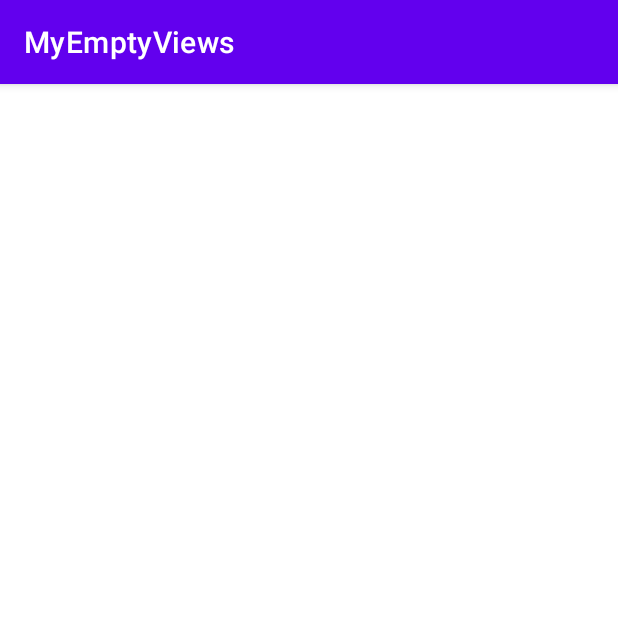
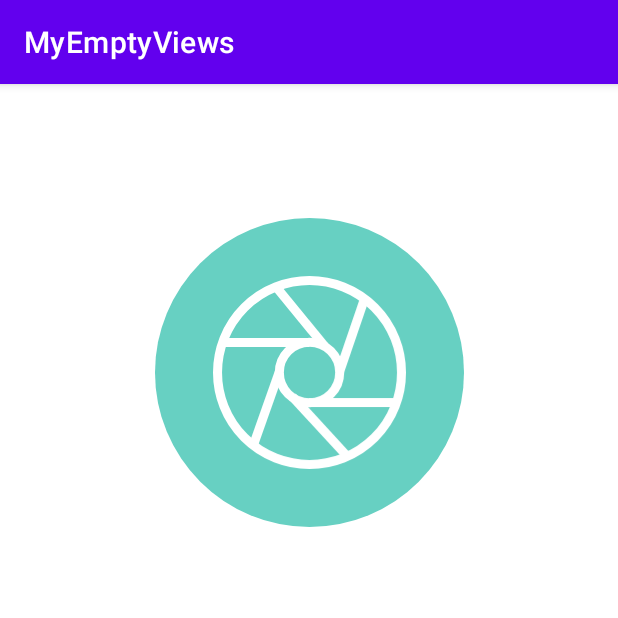
Before and after one commit to anddev404/MyEmptyViews, an Android app: the LoginActivity screen opened directly, with no data from a screen before it, on a phone screen of 412 x 824 dp, the top half of it. Run offline under Robolectric (Android 15) with nearby library versions, the phone set to English and light mode, and no system bars.

Commit message:
add main logo to activity_login.xml

```diff
--- /dev/null
+++ b/app/src/main/res/drawable/bg_circle.xml
@@ -0,0 +1,8 @@
+<?xml version="1.0" encoding="utf-8"?>
+<shape xmlns:android="http://schemas.android.com/apk/res/android"
+    android:width="32dp"
+    android:height="32dp"
+    android:shape="oval">
+
+    <solid android:color="@color/circle_color" />
+</shape>
--- /dev/null
+++ b/app/src/main/res/drawable/layer_list_login_image.xml
@@ -0,0 +1,14 @@
+<?xml version="1.0" encoding="utf-8"?>
+<layer-list xmlns:android="http://schemas.android.com/apk/res/android">
+    <item
+        android:width="256dp"
+        android:height="256dp"
+        android:drawable="@drawable/bg_circle"
+        android:gravity="center"></item>
+
+    <item
+        android:width="160dp"
+        android:height="160dp"
+        android:drawable="@drawable/vector_login_image"
+        android:gravity="center"></item>
+</layer-list>
--- /dev/null
+++ b/app/src/main/res/drawable/vector_login_image.xml
@@ -0,0 +1,52 @@
+<?xml version="1.0" encoding="utf-8"?>
+<vector xmlns:android="http://schemas.android.com/apk/res/android"
+    android:width="128dp"
+    android:height="128dp"
+    android:viewportWidth="128"
+    android:viewportHeight="128">
+    <path
+        android:fillColor="#00000000"
+        android:pathData="M3,64a61,61 0,1 0,122 0a61,61 0,1 0,-122 0z"
+        android:strokeWidth="6"
+        android:strokeColor="#ffffff" />
+    <path
+        android:fillColor="#00000000"
+        android:pathData="M44,64a20,20 0,1 0,40 0a20,20 0,1 0,-40 0z"
+        android:strokeWidth="6"
+        android:strokeColor="#ffffff" />
+    <path
+        android:fillColor="#00000000"
+        android:pathData="M63.52,83.89L120.5,83.89"
+        android:strokeWidth="6"
+        android:strokeColor="#ffffff" />
+    <path
+        android:fillColor="#00000000"
+        android:pathData="M63.89,44.05L7.43,44.05"
+        android:strokeWidth="6"
+        android:strokeColor="#ffffff" />
+    <path
+        android:fillColor="#00000000"
+        android:pathData="M83.82,63.82L99.98,16.64"
+        android:strokeWidth="6"
+        android:strokeColor="#ffffff" />
+    <path
+        android:fillColor="#00000000"
+        android:pathData="M43.97,63.44L27.05,111.38"
+        android:strokeWidth="6"
+        android:strokeColor="#ffffff" />
+    <path
+        android:fillColor="#00000000"
+        android:pathData="M73.86,46.34L42.65,8.18"
+        android:strokeWidth="6"
+        android:strokeColor="#ffffff" />
+    <path
+        android:fillColor="#00000000"
+        android:pathData="M52.62,79.98L88.52,119.08"
+        android:strokeWidth="6"
+        android:strokeColor="#ffffff" />
+    <path
+        android:fillColor="#00000000"
+        android:pathData="m151.15,108.51l0.57,0l0.18,-0.54l0.18,0.54l0.57,0l-0.46,0.33l0.18,0.54l-0.46,-0.33l-0.46,0.33l0.18,-0.54l-0.46,-0.33z"
+        android:strokeWidth="6"
+        android:strokeColor="#ffffff" />
+</vector>
--- a/app/src/main/res/layout/activity_login.xml
+++ b/app/src/main/res/layout/activity_login.xml
@@ -47,6 +47,16 @@
             android:orientation="horizontal"
             app:layout_constraintGuide_percent="0.95"></androidx.constraintlayout.widget.Guideline>
 
+        <ImageView
+            android:layout_width="0dp"
+            android:layout_height="0dp"
+            android:src="@drawable/layer_list_login_image"
+            app:layout_constraintBottom_toBottomOf="@id/guideline"
+            app:layout_constraintDimensionRatio="1:1"
+            app:layout_constraintLeft_toLeftOf="parent"
+            app:layout_constraintRight_toRightOf="parent"
+            app:layout_constraintTop_toTopOf="parent"
+            app:layout_constraintWidth_percent="@dimen/logo_image_width"></ImageView>
 
     </androidx.constraintlayout.widget.ConstraintLayout>
 
--- /dev/null
+++ b/app/src/main/res/values-land/dimens.xml
@@ -0,0 +1,4 @@
+<?xml version="1.0" encoding="utf-8"?>
+<resources>
+    <item name="logo_image_width" format="float" type="dimen">0.25</item>
+</resources>
--- a/app/src/main/res/values/colors.xml
+++ b/app/src/main/res/values/colors.xml
@@ -7,4 +7,6 @@
     <color name="teal_700">#FF018786</color>
     <color name="black">#FF000000</color>
     <color name="white">#FFFFFFFF</color>
+
+    <color name="circle_color">#FF67D0C2</color>
 </resources>
--- /dev/null
+++ b/app/src/main/res/values/dimens.xml
@@ -0,0 +1,4 @@
+<?xml version="1.0" encoding="utf-8"?>
+<resources>
+    <item name="logo_image_width" format="float" type="dimen">0.5</item>
+</resources>
```
